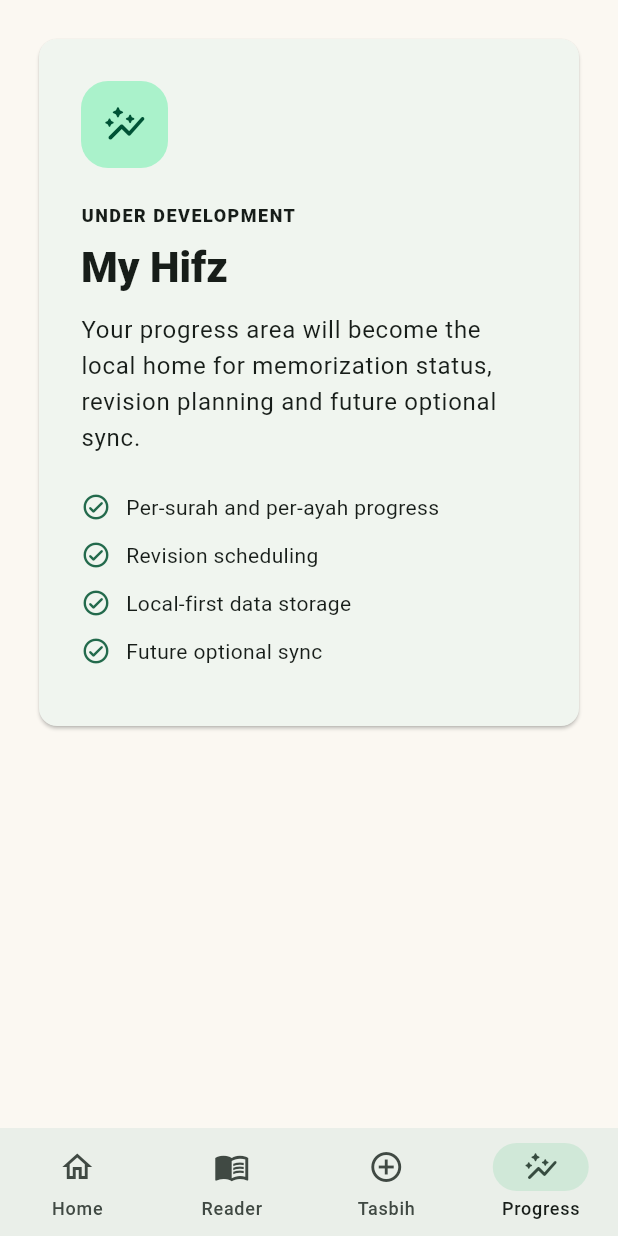
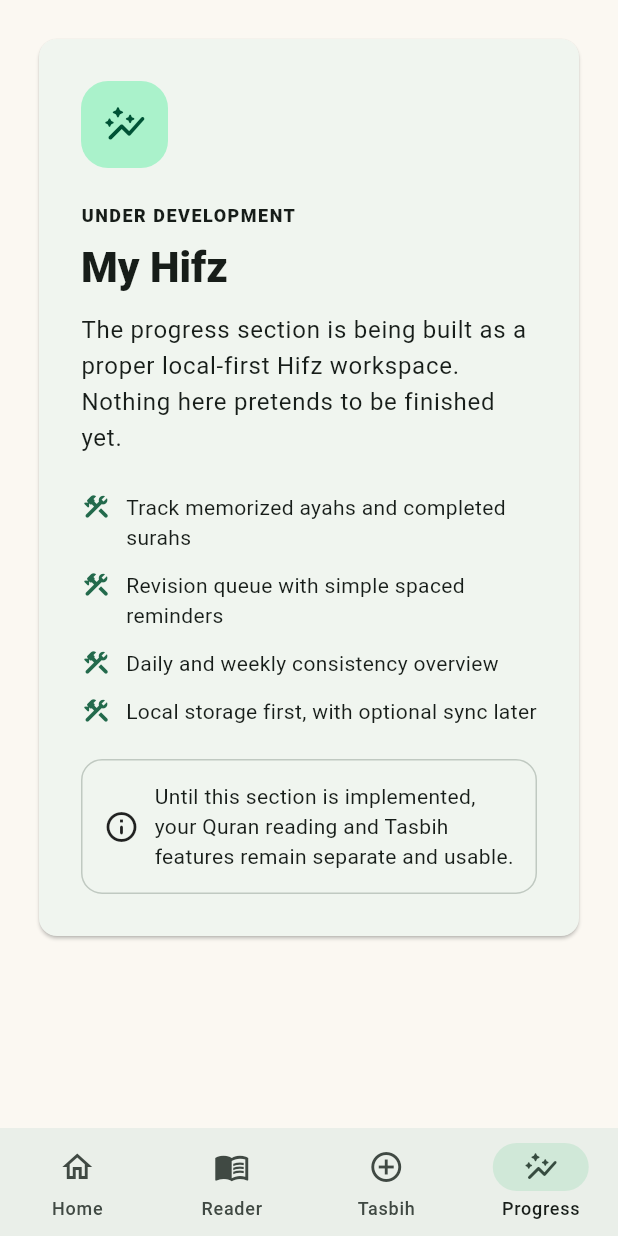
Before and after one commit to shahudtaha08-source/Hifz-companion, a Flutter app: the screen it shows after launch, item 4 of the bottom bar chosen, on a phone screen of 412 x 824 dp. Run offline on Flutter 3.47's test engine with Material 3 defaults, Android fonts, the light colour scheme and no system bars; our stand-ins replace just_audio, shared_preferences; network calls fail.

Commit message:
Improve My Hifz under-development progress screen and app navigation polish

```diff
--- a/flutter_app/lib/main.dart
+++ b/flutter_app/lib/main.dart
@@ -68,8 +68,13 @@ class _ProgressPlaceholder extends StatelessWidget {
         icon: Icons.auto_graph_rounded,
         eyebrow: 'UNDER DEVELOPMENT',
         title: 'My Hifz',
-        body: 'Your progress area will become the local home for memorization status, revision planning and future optional sync.',
-        items: ['Per-surah and per-ayah progress', 'Revision scheduling', 'Local-first data storage', 'Future optional sync'],
+        body: 'The progress section is being built as a proper local-first Hifz workspace. Nothing here pretends to be finished yet.',
+        items: [
+          'Track memorized ayahs and completed surahs',
+          'Revision queue with simple spaced reminders',
+          'Daily and weekly consistency overview',
+          'Local storage first, with optional sync later',
+        ],
       );
 }
 
@@ -98,7 +103,11 @@ class _ConstructionPage extends StatelessWidget {
                   mainAxisSize: MainAxisSize.min,
                   crossAxisAlignment: CrossAxisAlignment.start,
                   children: [
-                    Container(padding: const EdgeInsets.all(14), decoration: BoxDecoration(color: scheme.primaryContainer, borderRadius: BorderRadius.circular(18)), child: Icon(icon, size: 30, color: scheme.onPrimaryContainer)),
+                    Container(
+                      padding: const EdgeInsets.all(14),
+                      decoration: BoxDecoration(color: scheme.primaryContainer, borderRadius: BorderRadius.circular(18)),
+                      child: Icon(icon, size: 30, color: scheme.onPrimaryContainer),
+                    ),
                     const SizedBox(height: 24),
                     Text(eyebrow, style: theme.textTheme.labelMedium?.copyWith(fontWeight: FontWeight.w800, letterSpacing: 1)),
                     const SizedBox(height: 8),
@@ -106,7 +115,27 @@ class _ConstructionPage extends StatelessWidget {
                     const SizedBox(height: 12),
                     Text(body, style: theme.textTheme.bodyLarge),
                     const SizedBox(height: 24),
-                    ...items.map((item) => Padding(padding: const EdgeInsets.only(bottom: 12), child: Row(crossAxisAlignment: CrossAxisAlignment.start, children: [Icon(Icons.check_circle_outline_rounded, color: scheme.primary, size: 20), const SizedBox(width: 10), Expanded(child: Text(item))]))),
+                    ...items.map((item) => Padding(
+                      padding: const EdgeInsets.only(bottom: 12),
+                      child: Row(
+                        crossAxisAlignment: CrossAxisAlignment.start,
+                        children: [
+                          Icon(Icons.construction_rounded, color: scheme.primary, size: 20),
+                          const SizedBox(width: 10),
+                          Expanded(child: Text(item)),
+                        ],
+                      ),
+                    )),
+                    const SizedBox(height: 10),
+                    Container(
+                      padding: const EdgeInsets.all(14),
+                      decoration: BoxDecoration(border: Border.all(color: scheme.outlineVariant), borderRadius: BorderRadius.circular(14)),
+                      child: Row(children: [
+                        const Icon(Icons.info_outline_rounded),
+                        const SizedBox(width: 10),
+                        Expanded(child: Text('Until this section is implemented, your Quran reading and Tasbih features remain separate and usable.')),
+                      ]),
+                    ),
                   ],
                 ),
               ),
```
